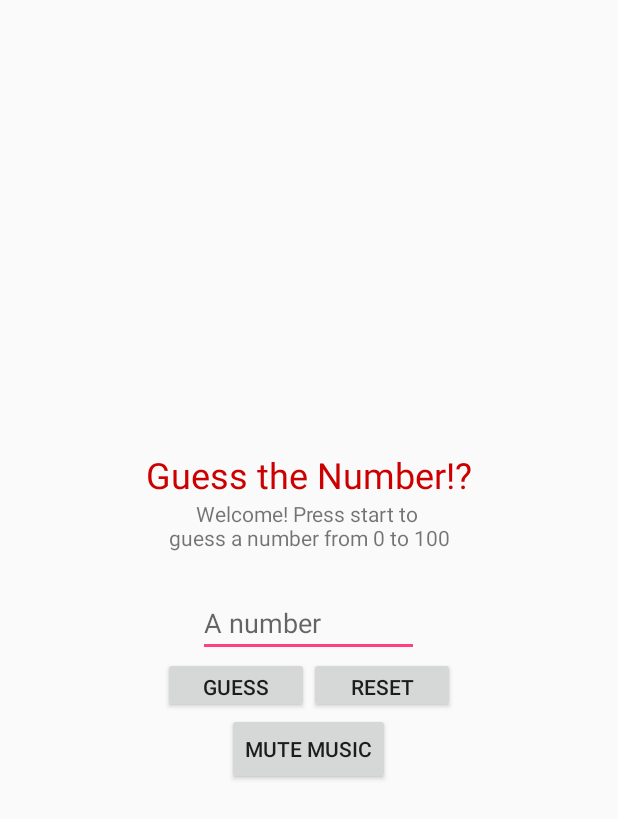
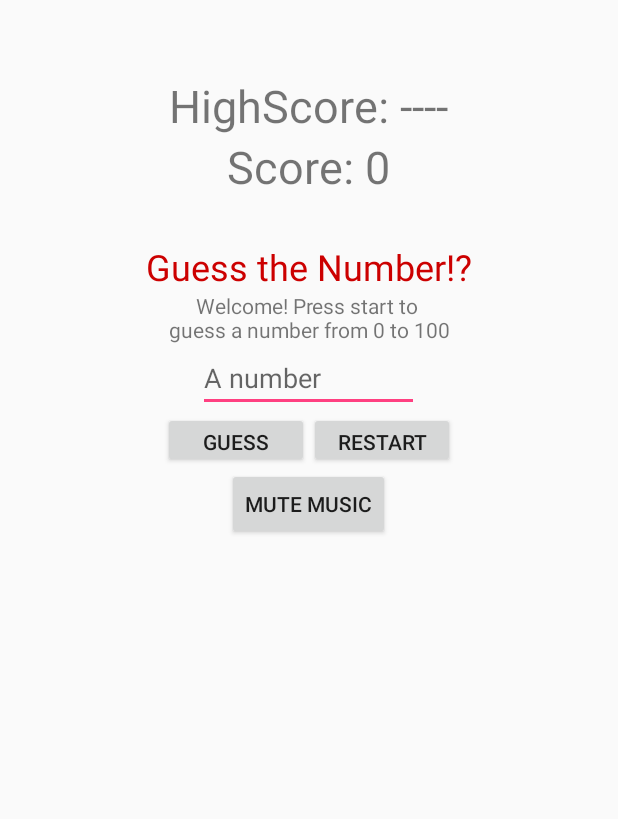
Before and after one commit to anarghya-das/Game, an Android app: the layout activity_main.xml on its own in the app's theme, with its tools: preview values and no code run, on a phone screen of 412 x 824 dp. Shown: the top 819 px of the screen. Run offline under Robolectric (Android 15) with nearby library versions, the phone set to English and light mode, and no system bars.

Commit message:
Lots of changes!

```diff
--- a/app/src/main/res/layout/activity_main.xml
+++ b/app/src/main/res/layout/activity_main.xml
@@ -1,12 +1,35 @@
 <?xml version="1.0" encoding="utf-8"?>
+<ScrollView android:id="@+id/scrollView"
+    android:layout_width="match_parent"
+    android:layout_height="match_parent"
+    android:fillViewport="true"
+    xmlns:android="http://schemas.android.com/apk/res/android">
 <LinearLayout xmlns:android="http://schemas.android.com/apk/res/android"
     xmlns:app="http://schemas.android.com/apk/res-auto"
     xmlns:tools="http://schemas.android.com/tools"
     android:orientation="vertical"
-    android:gravity="center"
+    android:gravity="center|top"
     android:layout_width="match_parent"
     android:layout_height="match_parent"
     tools:context=".MainActivity">
+
+
+    <TextView
+        android:id="@+id/high_score"
+        android:layout_width="wrap_content"
+        android:layout_height="wrap_content"
+        android:text="HighScore: ----"
+        android:textSize="30sp"
+        android:layout_marginTop="50sp"/>
+
+    <TextView
+        android:id="@+id/user_score"
+        android:layout_width="wrap_content"
+        android:layout_height="wrap_content"
+        android:text="Score: 0"
+        android:textSize="30sp"
+        android:layout_marginBottom="30sp"/>
+
 
     <TextView
         android:id="@+id/textView2"
@@ -25,7 +48,7 @@
     <TextView
         android:id="@+id/textView"
         android:layout_width="257dp"
-        android:layout_height="60dp"
+        android:layout_height="wrap_content"
         android:text="Welcome! Press start to \nguess a number from 0 to 100"
         android:textAlignment="center"
         app:layout_constraintBottom_toTopOf="@+id/editText"
@@ -66,11 +89,11 @@
         app:layout_constraintVertical_bias="0.52" />
 
     <Button
-        android:id="@+id/rest"
+        android:id="@+id/restart"
         android:layout_width="97dp"
         android:layout_height="37dp"
-        android:text="Reset"
-        android:onClick="resetHandler"
+        android:text="Restart"
+        android:onClick="restartHandler"
         app:layout_constraintEnd_toEndOf="parent"
         app:layout_constraintHorizontal_bias="0.588"
         app:layout_constraintStart_toEndOf="@+id/editText"
@@ -81,10 +104,11 @@
     </LinearLayout>
 
     <Button
-        android:id="@+id/button"
+        android:id="@+id/mute_button"
         android:layout_width="wrap_content"
         android:layout_height="wrap_content"
         android:text="Mute Music"
         android:onClick="stopMusic"/>
 
 </LinearLayout>
+</ScrollView>
--- a/app/src/main/res/values/strings.xml
+++ b/app/src/main/res/values/strings.xml
@@ -1,7 +1,7 @@
 <resources>
     <string name="app_name">Game</string>
     <string name="title">Guess the Number!?</string>
-    <string name="start_button">Start Game</string>
+    <string name="start_button">Start</string>
     <string-array name="game_options">
         <item>Select a game</item>
         <item>50</item>
```
Also changed, not shown: app/src/main/java/com/example/anarg/game/MainActivity.java (+110 -18 lines), app/src/main/java/com/example/anarg/game/MainScreenActivity.java (+15 -5 lines), app/src/main/res/layout/activity_main_screen.xml (+19 -12 lines), 1 other file.
